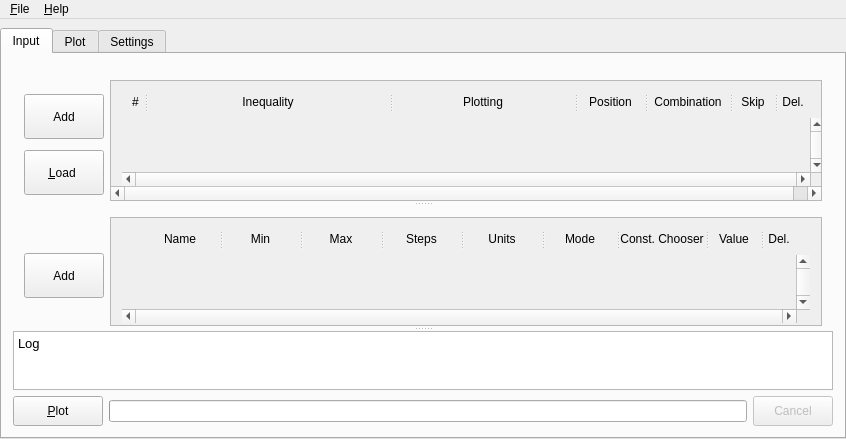
xpcoffee/plotus, file xml/bareminimumplotter.ui: the form before one commit.
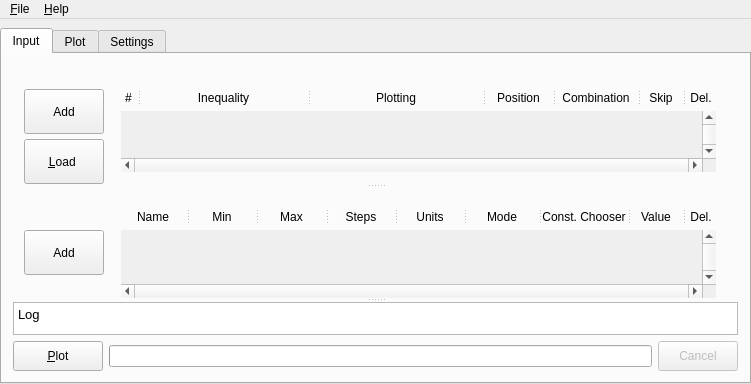
The form after the commit. Custom widgets are drawn as their Qt base class.

Diff of the .ui file:
```diff
--- a/xml/bareminimumplotter.ui
+++ b/xml/bareminimumplotter.ui
@@ -6,8 +6,8 @@
    <rect>
     <x>0</x>
     <y>0</y>
-    <width>846</width>
-    <height>439</height>
+    <width>743</width>
+    <height>384</height>
    </rect>
   </property>
   <property name="windowTitle">
@@ -217,58 +217,28 @@
              </layout>
             </item>
             <item>
-             <widget class="QScrollArea" name="scrollArea_Inequality">
+             <widget class="QWidget" name="container_InequalityInputs" native="true">
               <property name="sizePolicy">
-               <sizepolicy hsizetype="Expanding" vsizetype="Expanding">
+               <sizepolicy hsizetype="Preferred" vsizetype="Preferred">
                 <horstretch>1</horstretch>
-                <verstretch>1</verstretch>
+                <verstretch>0</verstretch>
                </sizepolicy>
               </property>
-              <property name="verticalScrollBarPolicy">
-               <enum>Qt::ScrollBarAlwaysOff</enum>
-              </property>
-              <property name="horizontalScrollBarPolicy">
-               <enum>Qt::ScrollBarAlwaysOn</enum>
-              </property>
-              <property name="sizeAdjustPolicy">
-               <enum>QAbstractScrollArea::AdjustToContentsOnFirstShow</enum>
-              </property>
-              <property name="widgetResizable">
-               <bool>true</bool>
-              </property>
-              <widget class="QWidget" name="scrollAreaWidget_Inequality">
-               <property name="geometry">
-                <rect>
-                 <x>0</x>
-                 <y>0</y>
-                 <width>722</width>
-                 <height>115</height>
-                </rect>
-               </property>
-               <layout class="QVBoxLayout" name="verticalLayout_5">
-                <item>
-                 <layout class="QHBoxLayout" name="horizontalLayout_InequalityHeaders">
-                  <property name="spacing">
-                   <number>0</number>
-                  </property>
-                  <item>
-                   <spacer name="horizontalSpacer_5">
-                    <property name="orientation">
-                     <enum>Qt::Horizontal</enum>
-                    </property>
-                    <property name="sizeType">
-                     <enum>QSizePolicy::Fixed</enum>
-                    </property>
-                    <property name="sizeHint" stdset="0">
+              <property name="minimumSize">
                      <size>
-                      <width>6</width>
-                      <height>20</height>
-                     </size>
-                    </property>
-                   </spacer>
-                  </item>
+                <width>0</width>
+                <height>0</height>
+               </size>
+              </property>
+              <layout class="QVBoxLayout" name="layout_ContainerInequalities">
                   <item>
                    <widget class="QSplitter" name="splitter_Inequality">
+                 <property name="sizePolicy">
+                  <sizepolicy hsizetype="Preferred" vsizetype="Preferred">
+                   <horstretch>0</horstretch>
+                   <verstretch>0</verstretch>
+                  </sizepolicy>
+                 </property>
                     <property name="styleSheet">
                      <string notr="true"/>
                     </property>
@@ -308,9 +278,15 @@
                      </property>
                     </widget>
                     <widget class="QLabel" name="label_Inequality">
+                  <property name="sizePolicy">
+                   <sizepolicy hsizetype="Expanding" vsizetype="Preferred">
+                    <horstretch>0</horstretch>
+                    <verstretch>0</verstretch>
+                   </sizepolicy>
+                  </property>
                      <property name="minimumSize">
                       <size>
-                       <width>240</width>
+                    <width>165</width>
                        <height>0</height>
                       </size>
                      </property>
@@ -330,13 +306,13 @@
                     <widget class="QLabel" name="label_InequalityPlotting">
                      <property name="minimumSize">
                       <size>
-                       <width>180</width>
+                    <width>170</width>
                        <height>0</height>
                       </size>
                      </property>
                      <property name="maximumSize">
                       <size>
-                       <width>180</width>
+                    <width>170</width>
                        <height>16777215</height>
                       </size>
                      </property>
@@ -430,41 +406,7 @@
                    </widget>
                   </item>
                   <item>
-                   <spacer name="horizontalSpacer_InequalityScrollBar">
-                    <property name="orientation">
-                     <enum>Qt::Horizontal</enum>
-                    </property>
-                    <property name="sizeType">
-                     <enum>QSizePolicy::Fixed</enum>
-                    </property>
-                    <property name="sizeHint" stdset="0">
-                     <size>
-                      <width>12</width>
-                      <height>20</height>
-                     </size>
-                    </property>
-                   </spacer>
-                  </item>
-                  <item>
-                   <spacer name="horizontalSpacer_4">
-                    <property name="orientation">
-                     <enum>Qt::Horizontal</enum>
-                    </property>
-                    <property name="sizeType">
-                     <enum>QSizePolicy::Fixed</enum>
-                    </property>
-                    <property name="sizeHint" stdset="0">
-                     <size>
-                      <width>4</width>
-                      <height>20</height>
-                     </size>
-                    </property>
-                   </spacer>
-                  </item>
-                 </layout>
-                </item>
-                <item>
-                 <widget class="QScrollArea" name="scrollArea_InequalityInputs">
+                <widget class="HeaderScrollArea" name="scrollArea_InequalityInputs">
                   <property name="sizePolicy">
                    <sizepolicy hsizetype="Expanding" vsizetype="Expanding">
                     <horstretch>0</horstretch>
@@ -512,8 +454,8 @@
                     <rect>
                      <x>0</x>
                      <y>0</y>
-                     <width>687</width>
-                     <height>52</height>
+                    <width>578</width>
+                    <height>51</height>
                     </rect>
                    </property>
                    <property name="focusPolicy">
@@ -560,14 +502,13 @@
                 </item>
                </layout>
               </widget>
-             </widget>
             </item>
            </layout>
           </widget>
           <widget class="QWidget" name="container_Variables" native="true">
            <property name="sizePolicy">
             <sizepolicy hsizetype="Preferred" vsizetype="Preferred">
-             <horstretch>0</horstretch>
+             <horstretch>1</horstretch>
              <verstretch>3</verstretch>
             </sizepolicy>
            </property>
@@ -582,7 +523,7 @@
              <number>1</number>
             </property>
             <item>
-             <layout class="QVBoxLayout" name="verticalLayout_VariableButtons">
+             <layout class="QVBoxLayout" name="verticalLayout_VariableButtons" stretch="0">
               <property name="sizeConstraint">
                <enum>QLayout::SetDefaultConstraint</enum>
               </property>
@@ -623,60 +564,27 @@
              </layout>
             </item>
             <item>
-             <widget class="QScrollArea" name="scrollArea">
+             <widget class="QWidget" name="containerVariableInputs" native="true">
               <property name="sizePolicy">
-               <sizepolicy hsizetype="Expanding" vsizetype="Expanding">
+               <sizepolicy hsizetype="Preferred" vsizetype="Preferred">
                 <horstretch>1</horstretch>
-                <verstretch>1</verstretch>
+                <verstretch>0</verstretch>
                </sizepolicy>
               </property>
-              <property name="verticalScrollBarPolicy">
-               <enum>Qt::ScrollBarAlwaysOff</enum>
-              </property>
-              <property name="sizeAdjustPolicy">
-               <enum>QAbstractScrollArea::AdjustToContentsOnFirstShow</enum>
-              </property>
-              <property name="widgetResizable">
-               <bool>true</bool>
-              </property>
-              <widget class="QWidget" name="scrollAreaWidgetContents">
-               <property name="geometry">
-                <rect>
-                 <x>0</x>
-                 <y>0</y>
-                 <width>714</width>
-                 <height>115</height>
-                </rect>
-               </property>
-               <layout class="QVBoxLayout" name="verticalLayout_3">
-                <item>
-                 <layout class="QHBoxLayout" name="horizontalLayout_VariableHeader">
-                  <property name="spacing">
-                   <number>0</number>
-                  </property>
-                  <property name="bottomMargin">
-                   <number>0</number>
-                  </property>
-                  <item>
-                   <spacer name="horizontalSpacer">
-                    <property name="orientation">
-                     <enum>Qt::Horizontal</enum>
-                    </property>
-                    <property name="sizeType">
-                     <enum>QSizePolicy::Fixed</enum>
-                    </property>
-                    <property name="sizeHint" stdset="0">
+              <property name="minimumSize">
                      <size>
-                      <width>20</width>
-                      <height>20</height>
-                     </size>
-                    </property>
-                   </spacer>
-                  </item>
+                <width>0</width>
+                <height>0</height>
+               </size>
+              </property>
+              <layout class="QVBoxLayout" name="layout_ContainerVariables">
+               <property name="sizeConstraint">
+                <enum>QLayout::SetMinimumSize</enum>
+               </property>
                   <item>
                    <widget class="QSplitter" name="splitter_Variable">
                     <property name="sizePolicy">
-                     <sizepolicy hsizetype="Expanding" vsizetype="Preferred">
+                  <sizepolicy hsizetype="Preferred" vsizetype="Preferred">
                       <horstretch>0</horstretch>
                       <verstretch>0</verstretch>
                      </sizepolicy>
@@ -698,7 +606,7 @@
                     </property>
                     <widget class="QLabel" name="label_VariableName">
                      <property name="sizePolicy">
-                      <sizepolicy hsizetype="Preferred" vsizetype="Preferred">
+                   <sizepolicy hsizetype="Expanding" vsizetype="Preferred">
                        <horstretch>1</horstretch>
                        <verstretch>0</verstretch>
                       </sizepolicy>
@@ -721,7 +629,7 @@
                     </widget>
                     <widget class="QLabel" name="label_VariableMin">
                      <property name="sizePolicy">
-                      <sizepolicy hsizetype="Preferred" vsizetype="Preferred">
+                   <sizepolicy hsizetype="Expanding" vsizetype="Preferred">
                        <horstretch>1</horstretch>
                        <verstretch>0</verstretch>
                       </sizepolicy>
@@ -744,7 +652,7 @@
                     </widget>
                     <widget class="QLabel" name="label_VariableMx">
                      <property name="sizePolicy">
-                      <sizepolicy hsizetype="Preferred" vsizetype="Preferred">
+                   <sizepolicy hsizetype="Expanding" vsizetype="Preferred">
                        <horstretch>1</horstretch>
                        <verstretch>0</verstretch>
                       </sizepolicy>
@@ -767,7 +675,7 @@
                     </widget>
                     <widget class="QLabel" name="label_VariableElements">
                      <property name="sizePolicy">
-                      <sizepolicy hsizetype="Preferred" vsizetype="Preferred">
+                   <sizepolicy hsizetype="Expanding" vsizetype="Preferred">
                        <horstretch>1</horstretch>
                        <verstretch>0</verstretch>
                       </sizepolicy>
@@ -790,7 +698,7 @@
                     </widget>
                     <widget class="QLabel" name="label_VariableUnits">
                      <property name="sizePolicy">
-                      <sizepolicy hsizetype="Preferred" vsizetype="Preferred">
+                   <sizepolicy hsizetype="Expanding" vsizetype="Fixed">
                        <horstretch>1</horstretch>
                        <verstretch>0</verstretch>
                       </sizepolicy>
@@ -813,7 +721,7 @@
                     </widget>
                     <widget class="QLabel" name="label_VariablePlotMode">
                      <property name="sizePolicy">
-                      <sizepolicy hsizetype="Fixed" vsizetype="Preferred">
+                   <sizepolicy hsizetype="Expanding" vsizetype="Fixed">
                        <horstretch>0</horstretch>
                        <verstretch>0</verstretch>
                       </sizepolicy>
@@ -925,7 +833,7 @@
                     <widget class="QLabel" name="label_VariableEmpty">
                      <property name="sizePolicy">
                       <sizepolicy hsizetype="Fixed" vsizetype="Preferred">
-                       <horstretch>2</horstretch>
+                    <horstretch>0</horstretch>
                        <verstretch>0</verstretch>
                       </sizepolicy>
                      </property>
@@ -951,41 +859,7 @@
                    </widget>
                   </item>
                   <item>
-                   <spacer name="horizontalSpacer_VariableScrollBar">
-                    <property name="orientation">
-                     <enum>Qt::Horizontal</enum>
-                    </property>
-                    <property name="sizeType">
-                     <enum>QSizePolicy::Fixed</enum>
-                    </property>
-                    <property name="sizeHint" stdset="0">
-                     <size>
-                      <width>12</width>
-                      <height>20</height>
-                     </size>
-                    </property>
-                   </spacer>
-                  </item>
-                  <item>
-                   <spacer name="horizontalSpacer_2">
-                    <property name="orientation">
-                     <enum>Qt::Horizontal</enum>
-                    </property>
-                    <property name="sizeType">
-                     <enum>QSizePolicy::Fixed</enum>
-                    </property>
-                    <property name="sizeHint" stdset="0">
-                     <size>
-                      <width>4</width>
-                      <height>20</height>
-                     </size>
-                    </property>
-                   </spacer>
-                  </item>
-                 </layout>
-                </item>
-                <item>
-                 <widget class="QScrollArea" name="scrollArea_VariableInputs">
+                <widget class="HeaderScrollArea" name="scrollArea_VariableInputs">
                   <property name="sizePolicy">
                    <sizepolicy hsizetype="Expanding" vsizetype="Expanding">
                     <horstretch>0</horstretch>
@@ -1033,8 +907,8 @@
                     <rect>
                      <x>0</x>
                      <y>0</y>
-                     <width>679</width>
-                     <height>52</height>
+                    <width>578</width>
+                    <height>46</height>
                     </rect>
                    </property>
                    <property name="autoFillBackground">
@@ -1059,7 +933,7 @@
                     <item>
                      <layout class="QVBoxLayout" name="layout_Variable">
                       <property name="leftMargin">
-                       <number>20</number>
+                      <number>6</number>
                       </property>
                       <property name="topMargin">
                        <number>6</number>
@@ -1077,7 +951,6 @@
                  </widget>
                 </item>
                </layout>
-              </widget>
              </widget>
             </item>
            </layout>
@@ -1413,7 +1286,7 @@
     <rect>
      <x>0</x>
      <y>0</y>
-     <width>846</width>
+     <width>743</width>
      <height>21</height>
     </rect>
    </property>
@@ -1515,6 +1388,14 @@
   </action>
  </widget>
  <layoutdefault spacing="6" margin="11"/>
+ <customwidgets>
+  <customwidget>
+   <class>HeaderScrollArea</class>
+   <extends>QScrollArea</extends>
+   <header>include/headerscrollarea.h</header>
+   <container>1</container>
+  </customwidget>
+ </customwidgets>
  <tabstops>
   <tabstop>tabWidget</tabstop>
   <tabstop>toolButton_Plot</tabstop>
```
Left out of the diff: 16 changed lines with no effect on the pictures. Lines whose indentation alone changed are shown as unchanged.
